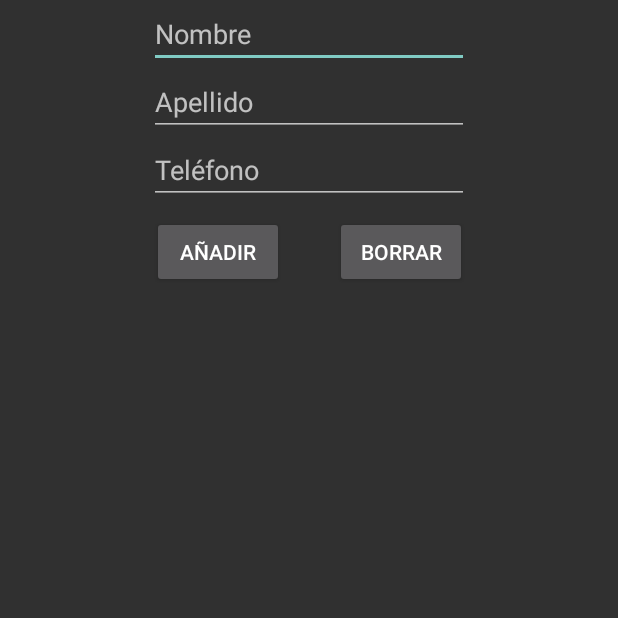
After one commit to JulioUrjc/AndroidApps, an Android app: the HomeActivity screen opened directly, with no data from a screen before it, on a phone screen of 412 x 824 dp, the top half of it. The commit adds this screen. Run offline under Robolectric (Android 15) with nearby library versions, the phone set to English and light mode, and no system bars; our stand-ins replace Room's generated code.

Commit message:
Room add contact

```diff
--- /dev/null
+++ b/MyLoginScreen/app/src/main/java/com/july/myloginscreen/ContactoDao.kt
@@ -0,0 +1,30 @@
+package com.july.myloginscreen
+
+import androidx.lifecycle.LiveData
+import androidx.room.*
+
+
+/**
+ * Esta interfaz define los métodos para interactuar con la base de datos.
+ *
+ * @author July Maker
+ * @version 2020.00
+ */
+
+@Dao
+interface ContactDao {
+    @Insert
+    fun insert(contact: Contact)
+
+    @Update
+    fun update(vararg contact: Contact)
+
+    @Delete
+    fun delete(vararg contact: Contact)
+
+    //@Delete
+    //fun delete(vararg name: String)
+
+    @Query("SELECT * FROM " + Contact.TABLE_NAME + " ORDER BY last_name, first_name")
+    fun getOrderedAgenda(): LiveData<List<Contact>>
+}
--- /dev/null
+++ b/MyLoginScreen/app/src/main/java/com/july/myloginscreen/ContactoDatabase.kt
@@ -0,0 +1,37 @@
+package com.july.myloginscreen
+
+import android.content.Context
+import androidx.room.Database
+import androidx.room.Room
+import androidx.room.RoomDatabase
+
+/**
+ * Esta clase devuelve una instancia de la interfaz NotaDao.
+ *
+ * @author July Maker
+ * @version 2020.00
+ */
+
+@Database(entities = [Contact::class], version = 1)
+abstract class ContactsDatabase : RoomDatabase() {
+
+    abstract fun contactDao(): ContactDao
+
+    companion object {
+        private const val DATABASE_NAME = "score_database"
+        @Volatile
+        private var INSTANCE: ContactsDatabase? = null
+
+        fun getInstance(context: Context): ContactsDatabase? {
+            INSTANCE ?: synchronized(this) {
+                INSTANCE = Room.databaseBuilder(
+                    context.applicationContext,
+                    ContactsDatabase::class.java,
+                    DATABASE_NAME
+                ).build()
+            }
+            return INSTANCE
+        }
+    }
+
+}
--- /dev/null
+++ b/MyLoginScreen/app/src/main/java/com/july/myloginscreen/ContactsRepository.kt
@@ -0,0 +1,64 @@
+package com.july.myloginscreen
+
+import android.app.Application
+import android.os.AsyncTask
+import androidx.lifecycle.LiveData
+import androidx.lifecycle.MutableLiveData
+
+
+/**
+ * Esta clase hace uso de la interfaz NotaDao e interactúa con la base de datos.
+ *
+ * @author Julio Maker
+ * @version 2020.00
+ */
+
+class ContactsRepository(application: Application) {
+
+    private val contactDao: ContactDao? = ContactsDatabase.getInstance(application)?.contactDao()
+
+    fun insert(contact: Contact) {
+        if (contactDao != null) InsertAsyncTask(contactDao).execute(contact)
+    }
+
+    fun update(contact: Contact) {
+        if (contactDao != null) contactDao.update(contact)
+    }
+
+    fun delete(contact: Contact) {
+        if (contactDao != null) contactDao.delete(contact)
+    }
+
+    //fun delete(name: String) {
+    //    var contacts = getContacts()
+    //    var contact: Contact? = null
+//
+    //    contacts?.let{
+    //        val size: Int = it.value?.size ?: 0
+    //        var contact:Contact? = null
+    //        for(i in 0..size) {
+    //            contact = it.value?.get(i)
+    //            if(contact?.firstName == name){
+    //                if (contactDao != null)  contactDao.delete(contact)
+    //                break
+    //            }
+    //        }
+    //    }
+//
+//
+    //}
+
+    fun getContacts(): LiveData<List<Contact>> {
+        return contactDao?.getOrderedAgenda() ?: MutableLiveData<List<Contact>>()
+    }
+
+    private class InsertAsyncTask(private val contactDao: ContactDao) :
+        AsyncTask<Contact, Void, Void>() {
+        override fun doInBackground(vararg contacts: Contact?): Void? {
+            for (contact in contacts) {
+                if (contact != null) contactDao.insert(contact)
+            }
+            return null
+        }
+    }
+}
--- /dev/null
+++ b/MyLoginScreen/app/src/main/java/com/july/myloginscreen/ContactsViewModel.kt
@@ -0,0 +1,39 @@
+package com.july.myloginscreen
+
+import android.app.Application
+import androidx.lifecycle.AndroidViewModel
+
+
+class ContactsViewModel(application: Application) : AndroidViewModel(application) {
+
+    private val repository = ContactsRepository(application)
+    val contacts = repository.getContacts()
+
+    fun saveContact(contact: Contact) {
+        repository.insert(contact)
+    }
+
+    fun updateContact(contact: Contact) {
+        repository.update(contact)
+    }
+
+    fun deleteContact(contact: Contact) {
+        repository.delete(contact)
+    }
+
+    fun deleteContact(name: String) {
+        var contact: Contact? = null
+
+        //contacts?.let{
+        //    val size: Int = it.value?.size ?: 0
+        //    var contact:Contact? = null
+        //    for(i in 0..size) {
+        //        contact = it.value?.get(i)
+        //        if(contact?.firstName == name){
+        //            repository.delete(contact)
+        //            break
+        //        }
+        //    }
+        //}
+    }
+}
--- /dev/null
+++ b/MyLoginScreen/app/src/main/java/com/july/myloginscreen/HomeActivity.kt
@@ -0,0 +1,55 @@
+package com.july.myloginscreen
+
+import android.os.Bundle
+import androidx.appcompat.app.AppCompatActivity
+import androidx.lifecycle.Observer
+import androidx.lifecycle.ViewModelProviders
+import kotlinx.android.synthetic.main.activity_home.*
+
+
+class HomeActivity : AppCompatActivity() {
+
+    private lateinit var contactsViewModel: ContactsViewModel
+
+    override fun onCreate(savedInstanceState: Bundle?) {
+        super.onCreate(savedInstanceState)
+        setContentView(R.layout.activity_home)
+
+        contactsViewModel = run {
+            ViewModelProviders.of(this).get(ContactsViewModel::class.java)
+        }
+
+        addContact_button.setOnClickListener { addContact() }
+        delContact_button.setOnClickListener { delContact() }
+        addObserver()
+    }
+
+    private fun addObserver() {
+        val observer = Observer<List<Contact>> { contacts ->
+            if (contacts != null) {
+                var text = ""
+                for (contact in contacts) {
+                    text += contact.lastName + " " + contact.firstName + " - " + contact.phoneNumber + "\n"
+                }
+                contacts_textView.text = text
+            }
+        }
+        contactsViewModel.contacts.observe(this, observer)
+    }
+
+    private fun delContact() {
+        val name = fistName_editText.text.toString()
+
+        contactsViewModel.deleteContact(name)
+    }
+
+    private fun addContact() {
+        val phone = phone_editText.text.toString()
+        val name = fistName_editText.text.toString()
+        val lastName =
+            if (lastName_editText.text.toString() != "") lastName_editText.text.toString()
+            else null
+
+        if (name != "" && phone != "") contactsViewModel.saveContact(Contact(phone, name, lastName))
+    }
+}
--- /dev/null
+++ b/MyLoginScreen/app/src/main/res/layout/activity_home.xml
@@ -0,0 +1,74 @@
+<?xml version="1.0" encoding="utf-8"?>
+<androidx.constraintlayout.widget.ConstraintLayout xmlns:android="http://schemas.android.com/apk/res/android"
+    xmlns:app="http://schemas.android.com/apk/res-auto"
+    xmlns:tools="http://schemas.android.com/tools"
+    android:id="@+id/constrait_lay"
+    android:layout_width="match_parent"
+    android:layout_height="match_parent"
+    tools:context=".MainActivity">
+
+    <EditText
+        android:id="@+id/fistName_editText"
+        android:layout_width="wrap_content"
+        android:layout_height="wrap_content"
+        android:ems="10"
+        android:hint="Nombre"
+        android:inputType="textPersonName"
+        app:layout_constraintLeft_toLeftOf="parent"
+        app:layout_constraintRight_toRightOf="parent"
+        app:layout_constraintTop_toTopOf="parent" />
+
+    <EditText
+        android:id="@+id/lastName_editText"
+        android:layout_width="wrap_content"
+        android:layout_height="wrap_content"
+        android:ems="10"
+        android:hint="Apellido"
+        android:inputType="textPersonName"
+        app:layout_constraintLeft_toLeftOf="parent"
+        app:layout_constraintRight_toRightOf="parent"
+        app:layout_constraintTop_toBottomOf="@id/fistName_editText" />
+
+    <EditText
+        android:id="@+id/phone_editText"
+        android:layout_width="wrap_content"
+        android:layout_height="wrap_content"
+        android:ems="10"
+        android:hint="Teléfono"
+        android:inputType="textPersonName"
+        app:layout_constraintLeft_toLeftOf="parent"
+        app:layout_constraintRight_toRightOf="parent"
+        app:layout_constraintTop_toBottomOf="@id/lastName_editText" />
+
+    <Button
+        android:id="@+id/addContact_button"
+        android:layout_width="wrap_content"
+        android:layout_height="wrap_content"
+        android:layout_marginTop="8dp"
+        android:text="Añadir"
+        app:layout_constraintHorizontal_bias="0.312"
+        app:layout_constraintLeft_toLeftOf="parent"
+        app:layout_constraintRight_toRightOf="parent"
+        app:layout_constraintTop_toBottomOf="@id/phone_editText" />
+
+    <Button
+        android:id="@+id/delContact_button"
+        android:layout_width="wrap_content"
+        android:layout_height="wrap_content"
+        android:layout_marginTop="8dp"
+        android:text="BORRAR"
+        app:layout_constraintEnd_toEndOf="parent"
+        app:layout_constraintHorizontal_bias="0.253"
+        app:layout_constraintStart_toEndOf="@+id/addContact_button"
+        app:layout_constraintTop_toBottomOf="@+id/phone_editText" />
+
+    <TextView
+        android:id="@+id/contacts_textView"
+        android:layout_width="wrap_content"
+        android:layout_height="wrap_content"
+        android:gravity="center"
+        app:layout_constraintLeft_toLeftOf="parent"
+        app:layout_constraintRight_toRightOf="parent"
+        app:layout_constraintTop_toBottomOf="@id/addContact_button" />
+
+</androidx.constraintlayout.widget.ConstraintLayout>
--- /dev/null
+++ b/MyLoginScreen/app/src/main/res/values-round/strings.xml
@@ -0,0 +1,3 @@
+<resources>
+    <string name="hello_world">Hello Round World!</string>
+</resources>
```
Also changed, not shown: MyLoginScreen/app/build.gradle (+14 -1 lines), MyLoginScreen/app/src/main/AndroidManifest.xml (+6 -1 lines), MyLoginScreen/app/src/main/java/com/july/myloginscreen/Contacto.kt (added, +28 -0 lines), MyLoginScreen/app/src/main/java/com/july/myloginscreen/MainActivity.kt (+11 -0 lines), MyLoginScreen/app/src/main/res/values/dimens.xml (added, +15 -0 lines), MyLoginScreen/app/src/main/res/values/strings.xml (+14 -0 lines), MyLoginScreen/gradle/wrapper/gradle-wrapper.properties, 1 other file.
